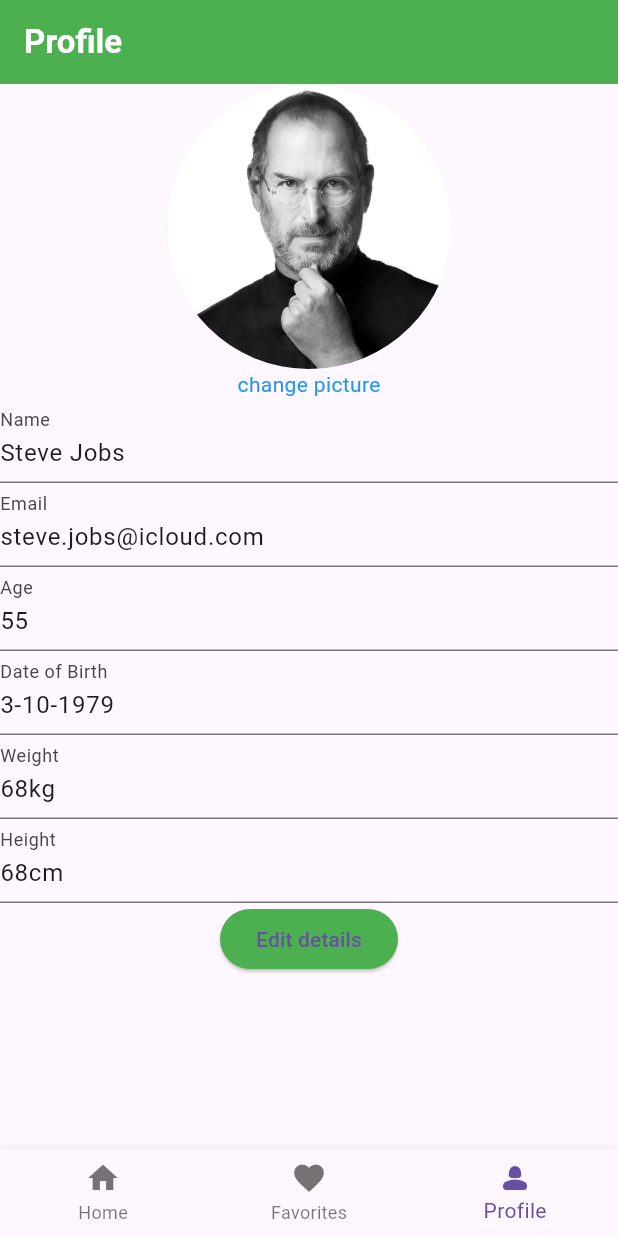
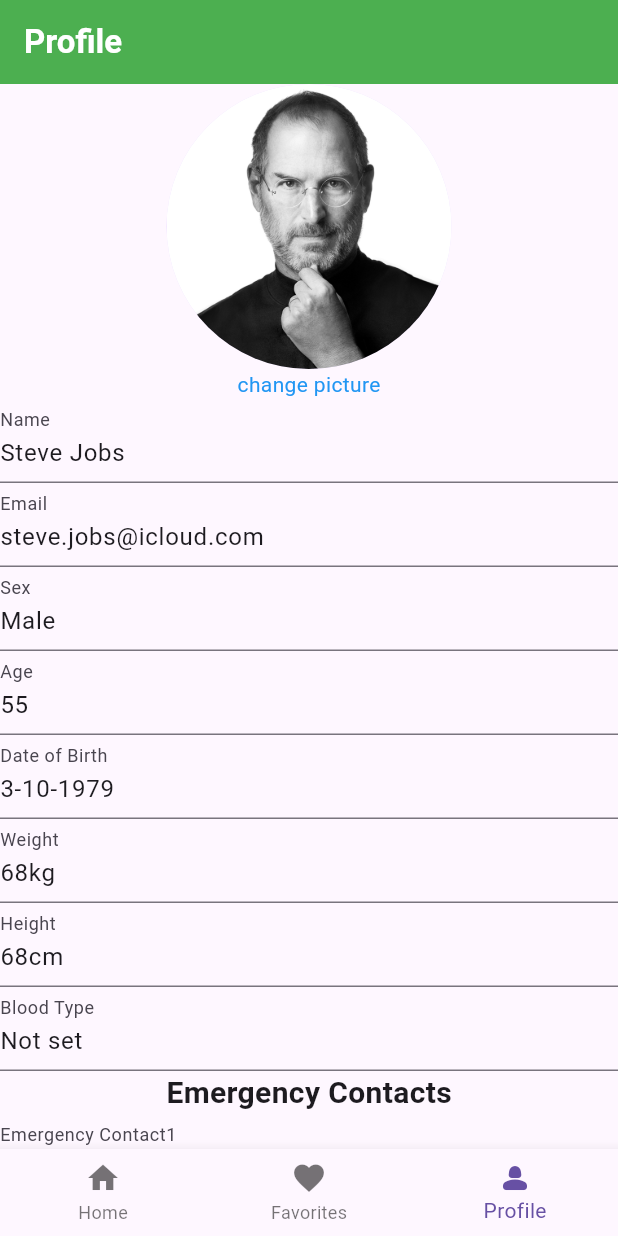
Before and after one commit to Amoako419/Flutter_Semester_Project, a Flutter app: the screen it shows after launch, item 3 of the bottom bar chosen, on a phone screen of 412 x 824 dp. Run offline on Flutter 3.47's test engine with Material 3 defaults, Android fonts, the light colour scheme and no system bars.

Commit message:
initial commit

```diff
--- a/health_monitor/lib/pages/profile.dart
+++ b/health_monitor/lib/pages/profile.dart
@@ -1,6 +1,6 @@
 import 'package:flutter/material.dart';
 
-class Profile extends StatelessWidget{
+class Profile extends StatelessWidget {
   const Profile({super.key});
 
   @override
@@ -8,18 +8,22 @@
     return Scaffold(
         appBar: AppBar(
           backgroundColor: Colors.green,
-  title: const Text("Profile",style: TextStyle(color: Colors.white,fontWeight: FontWeight.bold),),
+          title: const Text(
+            "Profile",
+            style: TextStyle(color: Colors.white, fontWeight: FontWeight.bold),
           ),
-body: Column(children: [
+        ),
+        body: SingleChildScrollView(
+          child: Column(children: [
             _avatar(),
             _ProfileInfo(),
             _edit(),
           ]),
-    );
+        ));
   }
 
   // ignore: non_constant_identifier_names
-  Widget _ProfileInfo(){
+  Widget _ProfileInfo() {
     return Form(
       child: Column(
         children: [
@@ -30,7 +34,6 @@
               labelText: 'Name',
             ),
           ),
-
           TextFormField(
             readOnly: true,
             initialValue: 'steve.jobs@icloud.com',
@@ -38,15 +41,20 @@
               labelText: 'Email',
             ),
           ),
-
           TextFormField(
             readOnly: true,
-        initialValue: '55' ,
+            initialValue: 'Male',
+            decoration: const InputDecoration(
+              labelText: 'Sex',
+            ),
+          ),
+          TextFormField(
+            readOnly: true,
+            initialValue: '55',
             decoration: const InputDecoration(
               labelText: 'Age',
             ),
           ),
-
           TextFormField(
             readOnly: true,
             initialValue: '3-10-1979',
@@ -54,7 +62,6 @@
               labelText: 'Date of Birth',
             ),
           ),
-
           TextFormField(
             readOnly: true,
             initialValue: '68kg',
@@ -69,29 +76,56 @@
               labelText: 'Height',
             ),
           ),
+          TextFormField(
+            readOnly: true,
+            initialValue: 'Not set',
+            decoration: const InputDecoration(
+              labelText: 'Blood Type',
+            ),
+          ),
+          const Align(
+            alignment: Alignment.center,
+            child: Text("Emergency Contacts",style: TextStyle(fontSize: 20.0,fontWeight: FontWeight.bold),),
+          ),
+          TextFormField(
+            readOnly: true,
+            initialValue: 'Not set',
+            decoration: const InputDecoration(
+              labelText: 'Emergency Contact1',
+            ),
+          ),
+          TextFormField(
+            readOnly: true,
+            initialValue: 'Not set',
+            decoration: const InputDecoration(
+              labelText: 'Emergency Contact2',
+            ),
+          ),
         ],
       ),
     );
   }
 
-Widget _avatar(){
-  return const Column(
-    children:[ Center(
+  Widget _avatar() {
+    return const Column(children: [
+      Center(
         child: CircleAvatar(
           radius: 95.0,
-      backgroundImage:
-      AssetImage('assets/images/jobs.JPG'),
+          backgroundImage: AssetImage('assets/images/jobs.JPG'),
         ),
-  ),Text("change picture", style: TextStyle(color: Colors.blue,))
-  ]
-  );
+      ),
+      Text("change picture",
+          style: TextStyle(
+            color: Colors.blue,
+          ))
+    ]);
   }
 
-Widget _edit(){
-  return ElevatedButton(onPressed: (){},
+  Widget _edit() {
+    return ElevatedButton(
+        onPressed: () {},
         style: ButtonStyle(
-    backgroundColor: MaterialStateProperty.all(Colors.green)
-  ),child: const Text("Edit details")
-  );
+            backgroundColor: MaterialStateProperty.all(Colors.green)),
+        child: const Text("Edit details"));
   }
 }
--- a/health_monitor/lib/pages/water.dart
+++ b/health_monitor/lib/pages/water.dart
@@ -17,7 +17,7 @@
                   onPressed: () {
                     Navigator.pop(context);
                   },),
-        title: Text("Water Intake"),
+        title: const Text("Water Intake"),
                    actions: [
 IconButton(
                   icon: const Icon(Icons.info),
@@ -27,9 +27,9 @@
                       context: context,
                       builder: (context) {
                         return AlertDialog(
-                          title: const Text('About Sleep'),
+                          title: const Text('About Water Intake'),
                           content: const Text(
-                            'Sleep provides insight into your sleep habits.Sleep trackers and monitors can help you determine the amount of time you are in bed and asleep.These devices estimate your time in bed and your time asleep by analysing changes in physical activity, including movement during the night. You can also keep track of your sleep by entering your own estimation ofyour time in bed and time asleep manually.The In Bed period reflects the time period you are lying in bed with the intention to sleep. For most people, it starts when you turn the lights off and it ends when you get out of bed. The Asleep period reflects the period(s) you are asleep.',
+                            'For your body to function properly, you must replenish its water supply by consuming beverages and foods that contain water. You may need to modify your total fluid intake depending on how active you are, the climate you live in, your health status, and if you are pregnant or breastfeeding. Food provides about 20 per cent of total water intake. Many fruits and vegetables, such as watermelon and spinach, are 90 per cent or more water by weight.',
                           ),
                           actions: [
                             TextButton(
--- a/health_monitor/pubspec.yaml
+++ b/health_monitor/pubspec.yaml
@@ -71,6 +71,8 @@
     - assets/images/medication.jpg
     - assets/images/medical_ID.png
     - assets/images/cycle.jpg
+    - assets/images/water.png
+
 
 
   # An image asset can refer to one or more resolution-specific "variants", see
```
Also changed, not shown: health_monitor/lib/pages/home_page.dart (+50 -50 lines). Lines whose indentation alone changed are shown as unchanged.
